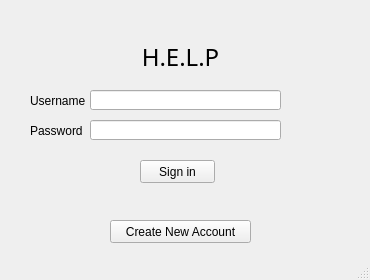
This is build-groupG-Desktop_Qt_5_15_1_MinGW_64_bit-Debug/groupG/mainwindow.ui in vuandy50/GROUP_G as Qt 5 draws it before an edit. The edited form follows.
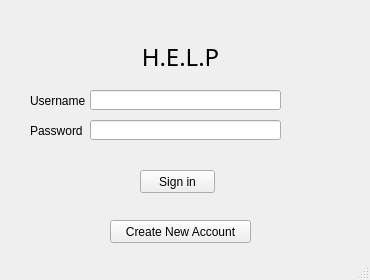
This is the edited form.

What changed in the file:
```diff
--- a/build-groupG-Desktop_Qt_5_15_1_MinGW_64_bit-Debug/groupG/mainwindow.ui
+++ b/build-groupG-Desktop_Qt_5_15_1_MinGW_64_bit-Debug/groupG/mainwindow.ui
@@ -2,6 +2,9 @@
 <ui version="4.0">
  <class>MainWindow</class>
  <widget class="QMainWindow" name="MainWindow">
+  <property name="enabled">
+   <bool>true</bool>
+  </property>
   <property name="geometry">
    <rect>
     <x>0</x>
@@ -41,7 +44,7 @@
     <property name="geometry">
      <rect>
       <x>140</x>
-      <y>160</y>
+      <y>170</y>
       <width>75</width>
       <height>23</height>
      </rect>
@@ -105,22 +108,6 @@
      <string>Password</string>
     </property>
    </widget>
-   <widget class="QLabel" name="emesg">
-    <property name="geometry">
-     <rect>
-      <x>90</x>
-      <y>140</y>
-      <width>191</width>
-      <height>21</height>
-     </rect>
-    </property>
-    <property name="text">
-     <string/>
-    </property>
-    <property name="alignment">
-     <set>Qt::AlignCenter</set>
-    </property>
-   </widget>
    <widget class="QPushButton" name="pushButton">
     <property name="geometry">
      <rect>
@@ -134,6 +121,39 @@
      <string>Create New Account</string>
     </property>
    </widget>
+   <widget class="QPushButton" name="change">
+    <property name="enabled">
+     <bool>false</bool>
+    </property>
+    <property name="geometry">
+     <rect>
+      <x>90</x>
+      <y>140</y>
+      <width>191</width>
+      <height>23</height>
+     </rect>
+    </property>
+    <property name="text">
+     <string/>
+    </property>
+    <property name="autoDefault">
+     <bool>false</bool>
+    </property>
+    <property name="default">
+     <bool>false</bool>
+    </property>
+    <property name="flat">
+     <bool>true</bool>
+    </property>
+   </widget>
+   <zorder>change</zorder>
+   <zorder>username</zorder>
+   <zorder>password</zorder>
+   <zorder>login</zorder>
+   <zorder>label</zorder>
+   <zorder>label_2</zorder>
+   <zorder>label_3</zorder>
+   <zorder>pushButton</zorder>
   </widget>
   <widget class="QStatusBar" name="statusbar"/>
  </widget>
```
